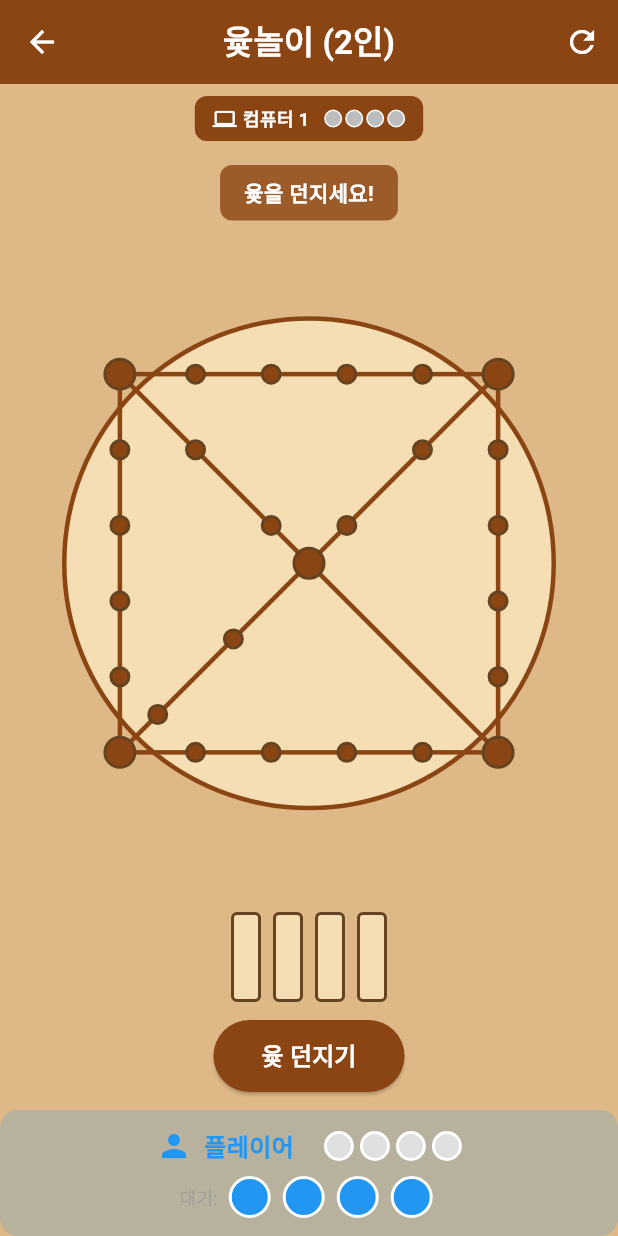
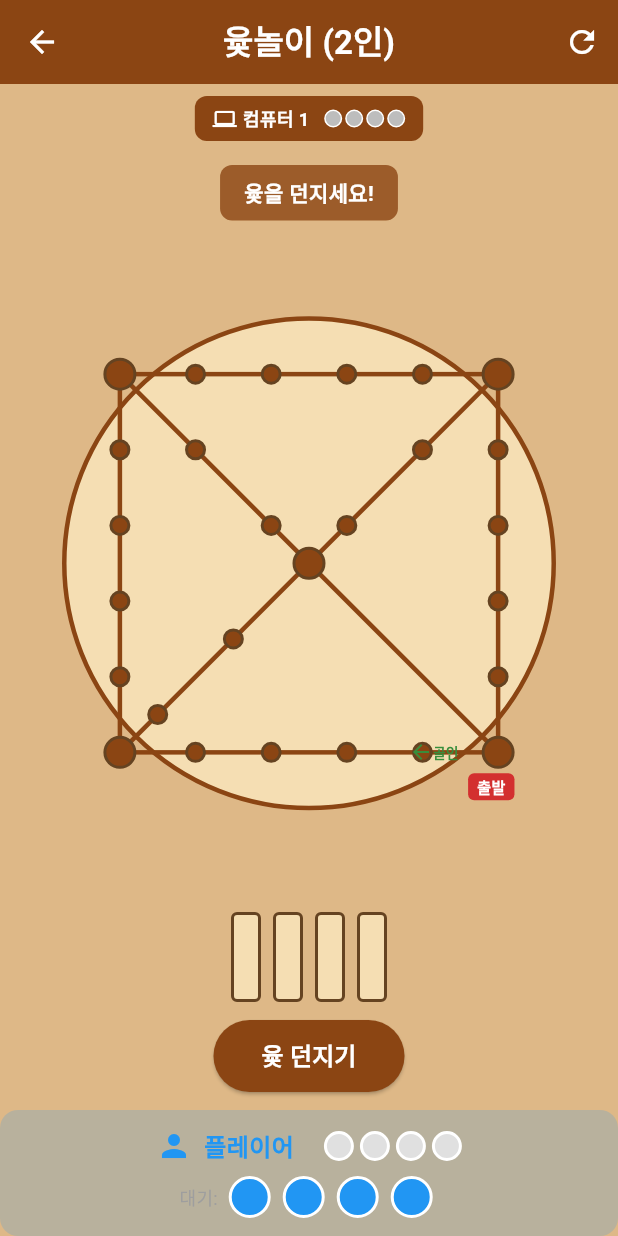
Before and after one commit to mhpark03/games, a Flutter app: the YutnoriScreen screen opened directly, on a phone screen of 412 x 824 dp. Run offline on Flutter 3.47's test engine with Material 3 defaults, Android fonts, the phone set to English and light mode, and no system bars; our stand-ins replace shared_preferences; accounts and stored records are empty.

Commit message:
윷놀이: 시작점 표시 및 말 플레이어 표시 추가
- 시작점에 '출발' 라벨 추가
- 골인 방향 화살표 표시
- 말 위에 플레이어 표시 (P: 플레이어, C1/C2/C3: 컴퓨터)
- 업힌 말 개수도 표시

```diff
--- a/lib/games/yutnori/yutnori_screen.dart
+++ b/lib/games/yutnori/yutnori_screen.dart
@@ -988,13 +988,57 @@ class _YutnoriScreenState extends State<YutnoriScreen>
     return LayoutBuilder(
       builder: (context, constraints) {
         final size = min(constraints.maxWidth, constraints.maxHeight) * 0.9;
+        final center = size / 2;
+        final radius = size * 0.4;
+
         return SizedBox(
           width: size,
           height: size,
           child: CustomPaint(
             painter: YutBoardPainter(),
             child: Stack(
-              children: _buildPiecesOnBoard(size),
+              children: [
+                // 시작점 라벨
+                Positioned(
+                  left: center + radius * 0.85 - 20,
+                  top: center + radius * 0.85 + 14,
+                  child: Container(
+                    padding: const EdgeInsets.symmetric(horizontal: 6, vertical: 2),
+                    decoration: BoxDecoration(
+                      color: Colors.red.shade700,
+                      borderRadius: BorderRadius.circular(4),
+                    ),
+                    child: const Text(
+                      '출발',
+                      style: TextStyle(
+                        color: Colors.white,
+                        fontSize: 10,
+                        fontWeight: FontWeight.bold,
+                      ),
+                    ),
+                  ),
+                ),
+                // 골인 방향 화살표 (시작점 왼쪽)
+                Positioned(
+                  left: center + radius * 0.45,
+                  top: center + radius * 0.85 - 8,
+                  child: Row(
+                    children: [
+                      Icon(Icons.arrow_back, color: Colors.green.shade700, size: 16),
+                      Text(
+                        '골인',
+                        style: TextStyle(
+                          color: Colors.green.shade700,
+                          fontSize: 9,
+                          fontWeight: FontWeight.bold,
+                        ),
+                      ),
+                    ],
+                  ),
+                ),
+                // 말들
+                ..._buildPiecesOnBoard(size),
+              ],
             ),
           ),
         );
@@ -1129,6 +1173,11 @@ class _YutnoriScreenState extends State<YutnoriScreen>
     return offsets[playerIndex % 4];
   }
 
+  String _getPlayerLabel(int playerIndex) {
+    if (playerIndex == 0) return 'P';
+    return 'C$playerIndex';
+  }
+
   Widget _buildPieceWidget(
     int playerIndex,
     int pieceIndex,
@@ -1136,9 +1185,12 @@ class _YutnoriScreenState extends State<YutnoriScreen>
     bool isSelectable = false,
   }) {
     final color = _getPlayerColor(playerIndex);
-    final size = 24.0 + stackCount * 4;
-
-    return Container(
+    final size = 28.0 + stackCount * 4;
+
+    return Column(
+      mainAxisSize: MainAxisSize.min,
+      children: [
+        Container(
           width: size,
           height: size,
           decoration: BoxDecoration(
@@ -1158,17 +1210,17 @@ class _YutnoriScreenState extends State<YutnoriScreen>
             ],
           ),
           child: Center(
-        child: stackCount > 0
-            ? Text(
-                '${stackCount + 1}',
+            child: Text(
+              stackCount > 0 ? '${stackCount + 1}' : _getPlayerLabel(playerIndex),
               style: const TextStyle(
                 color: Colors.white,
-                  fontSize: 12,
+                fontSize: 10,
                 fontWeight: FontWeight.bold,
               ),
-              )
-            : null,
-      ),
+            ),
+          ),
+        ),
+      ],
     );
   }
 
```
Lines whose indentation alone changed are shown as unchanged.
